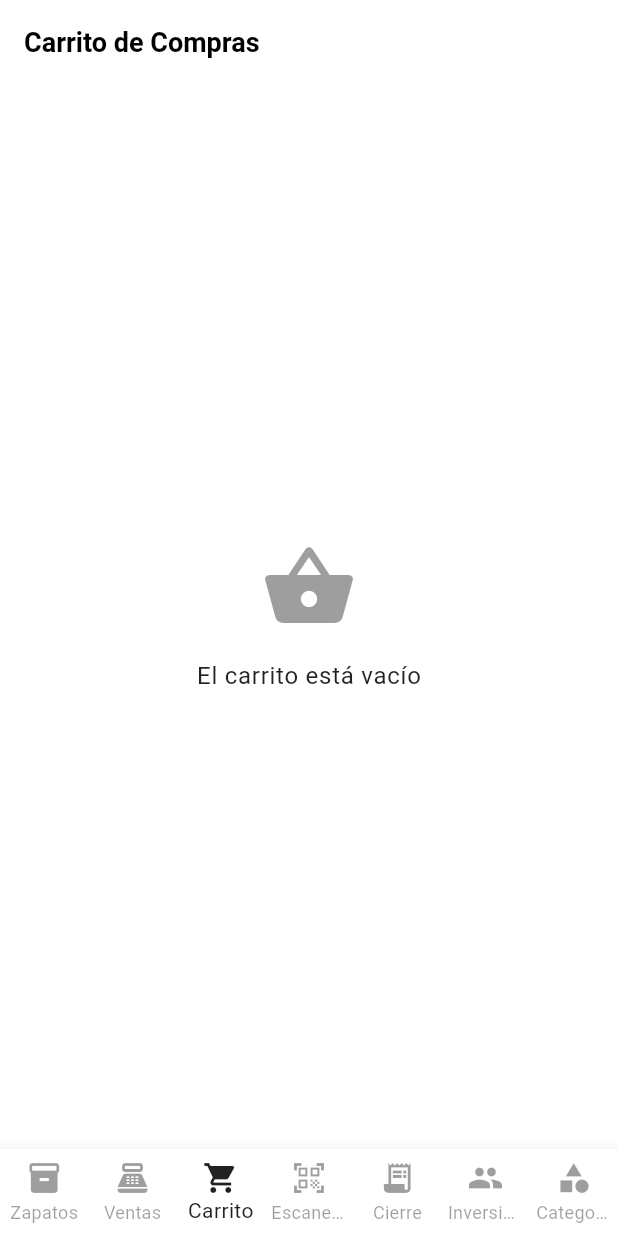
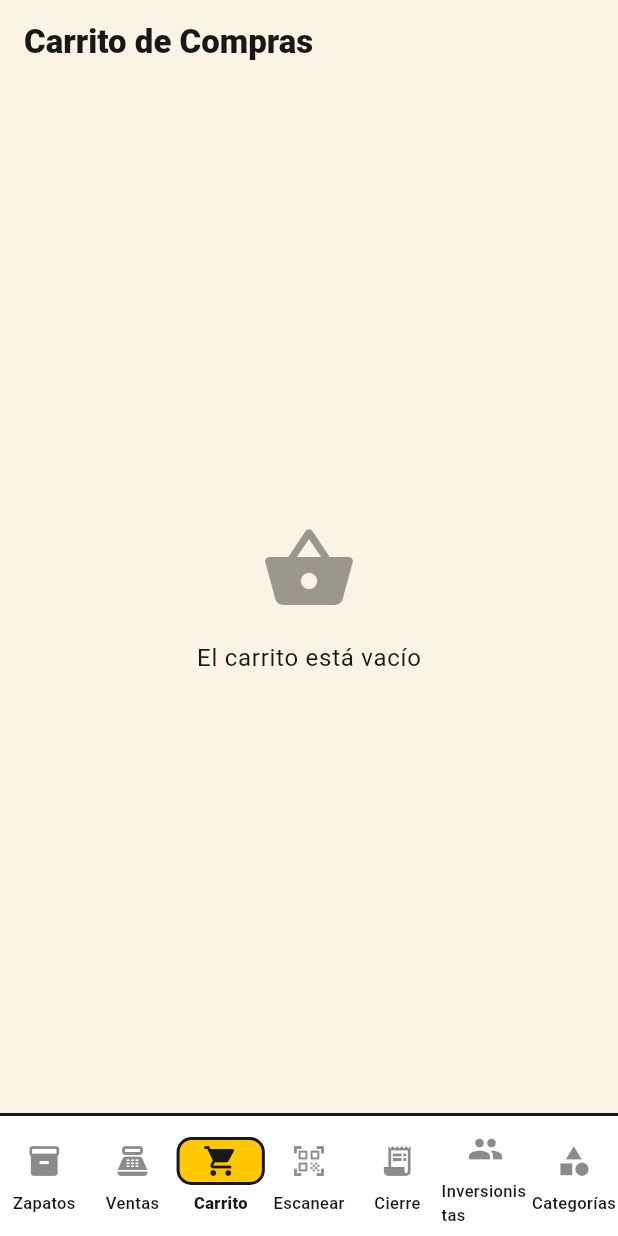
Before and after one commit to Mario-S-M/zapateria-sistema, a Flutter app: the screen it shows after launch, item 3 of the bottom bar chosen, on a phone screen of 412 x 824 dp. Run offline on Flutter 3.47's test engine with Material 3 defaults, Android fonts, the phone set to English and light mode, and no system bars; our stand-ins replace barcode_widget, cached_network_image, dio, flutter_bluetooth_serial, image_picker, permission_handler and 1 more; missing offline and left inert: barcode_scan2, dart:js_interop; network calls fail.

Commit message:
feat(design): rediseño neobrutalista bold/juguetón en toda la app
Reemplaza la dirección "El Cuaderno de Ventas" (sobria, Material
estándar) por una dirección más bold y divertida, a pedido explícito
del negocio con referencia visual concreta: bordes negros gruesos,
sombra dura (offset sin blur), fondo cálido, un solo acento amarillo
saturado, tipografía con pesos elevados.

- lib/components/neo_style.dart: tokens y widgets compartidos
  (NeoCard, NeoIconButton, NeoTheme) — claro y oscuro.
- theme_provider.dart: theme global reescrito (colores, tipografía,
  botones, inputs, chips, FAB) para ambos modos.
- zapatos_screen.dart: tarjetas migradas al tratamiento completo
  (NeoCard, sombra dura).
- main_shell.dart: nav bar/rail ahora usan el theme (antes tenían
  azul hardcodeado, ignorando cualquier cambio de tema) + indicador
  bordeado tipo NeoIconButton.
- ventas_screen.dart: fix de overflow real en _MobileTitle (chip de
  tipo de precio + fecha), envuelto en Flexible.
- inventario_screen.dart: quita shape/elevation local redundante
  para heredar el theme global.
- .gitignore: excluye android/local.properties (ruta de SDK local,
  no debe compartirse) — estaba trackeado por error.

Verificado en emulador Android: Zapatos, Ventas, Carrito, Cierre,
Inversionistas, Categorías, nav bar y nav rail.

Co-Authored-By: Claude Sonnet 5 <noreply@anthropic.com>

```diff
--- /dev/null
+++ b/zapateria_flutter/lib/components/neo_style.dart
@@ -0,0 +1,120 @@
+// Neobrutalist / playful direction — shared tokens and widgets.
+// Bold black outlines, hard offset shadows (no blur), warm paper background,
+// single bold yellow accent. See DESIGN.md for the full rationale.
+import 'package:flutter/material.dart';
+
+class NeoColors {
+  static const Color inkLight = Color(0xFF181818);
+  static const Color inkDark = Color(0xFFF5F0E6);
+  static const Color paperLight = Color(0xFFFFFFFF);
+  static const Color paperDark = Color(0xFF232323);
+  static const Color bgLight = Color(0xFFFBF3E4);
+  static const Color bgDark = Color(0xFF121212);
+  static const Color accent = Color(0xFFFFC800);
+}
+
+/// Ink/paper/shadow colors resolved for the current brightness.
+class NeoTheme {
+  final Color ink;
+  final Color paper;
+  final Color bg;
+  final Color shadow;
+  const NeoTheme({required this.ink, required this.paper, required this.bg, required this.shadow});
+
+  factory NeoTheme.of(BuildContext context) {
+    final dark = Theme.of(context).brightness == Brightness.dark;
+    return NeoTheme(
+      ink: dark ? NeoColors.inkDark : NeoColors.inkLight,
+      paper: dark ? NeoColors.paperDark : NeoColors.paperLight,
+      bg: dark ? NeoColors.bgDark : NeoColors.bgLight,
+      // Hard shadows read against the page background, not the card — a pure
+      // black shadow disappears on a near-black page, so dark mode uses a
+      // lighter charcoal that still contrasts against bgDark.
+      shadow: dark ? const Color(0xFF000000) : NeoColors.inkLight,
+    );
+  }
+}
+
+BoxDecoration neoCardDecoration(BuildContext context, {double radius = 20, Color? color}) {
+  final t = NeoTheme.of(context);
+  return BoxDecoration(
+    color: color ?? t.paper,
+    borderRadius: BorderRadius.circular(radius),
+    border: Border.all(color: t.ink, width: 2),
+    boxShadow: [BoxShadow(color: t.shadow, offset: const Offset(4, 4), blurRadius: 0)],
+  );
+}
+
+/// A flat, hard-shadowed "sticker" card — the signature container of the
+/// neobrutalist direction. Use instead of Material [Card] wherever a card
+/// should carry the full treatment (border + offset shadow).
+class NeoCard extends StatelessWidget {
+  final Widget child;
+  final EdgeInsetsGeometry margin;
+  final EdgeInsetsGeometry padding;
+  final double radius;
+  final Color? color;
+  final Clip clipBehavior;
+
+  const NeoCard({
+    super.key,
+    required this.child,
+    this.margin = EdgeInsets.zero,
+    this.padding = const EdgeInsets.all(12),
+    this.radius = 20,
+    this.color,
+    this.clipBehavior = Clip.none,
+  });
+
+  @override
+  Widget build(BuildContext context) {
+    return Container(
+      margin: margin,
+      clipBehavior: clipBehavior,
+      decoration: neoCardDecoration(context, radius: radius, color: color),
+      child: clipBehavior == Clip.none ? Padding(padding: padding, child: child) : child,
+    );
+  }
+}
+
+/// A small square icon button with a bold border — used in card action rows
+/// instead of a bare [IconButton].
+class NeoIconButton extends StatelessWidget {
+  final IconData icon;
+  final VoidCallback? onTap;
+  final Color? iconColor;
+  final String? tooltip;
+  final double size;
+
+  const NeoIconButton({
+    super.key,
+    required this.icon,
+    this.onTap,
+    this.iconColor,
+    this.tooltip,
+    this.size = 40,
+  });
+
+  @override
+  Widget build(BuildContext context) {
+    final t = NeoTheme.of(context);
+    final button = Container(
+      width: size,
+      height: size,
+      decoration: BoxDecoration(
+        color: t.paper,
+        borderRadius: BorderRadius.circular(10),
+        border: Border.all(color: t.ink, width: 2),
+      ),
+      child: Material(
+        color: Colors.transparent,
+        child: InkWell(
+          borderRadius: BorderRadius.circular(10),
+          onTap: onTap,
+          child: Icon(icon, size: size * 0.5, color: iconColor ?? t.ink),
+        ),
+      ),
+    );
+    return tooltip == null ? button : Tooltip(message: tooltip!, child: button);
+  }
+}
--- a/zapateria_flutter/lib/navigation/main_shell.dart
+++ b/zapateria_flutter/lib/navigation/main_shell.dart
@@ -1,5 +1,6 @@
 import 'package:flutter/foundation.dart' show kIsWeb;
 import 'package:flutter/material.dart';
+import 'package:zapateria_flutter/components/neo_style.dart';
 import 'package:zapateria_flutter/screens/zapatos_screen.dart';
 import 'package:zapateria_flutter/screens/ventas_screen.dart';
 import 'package:zapateria_flutter/screens/cart_screen.dart';
@@ -50,22 +51,37 @@ class _MainShellState extends State<MainShell> {
 
   @override
   Widget build(BuildContext context) {
+    final t = NeoTheme.of(context);
+    final indicatorShape = RoundedRectangleBorder(
+      borderRadius: BorderRadius.circular(10),
+      side: BorderSide(color: t.ink, width: 2),
+    );
+
     if (kIsWeb) {
       return Scaffold(
         body: Row(
           children: [
-            NavigationRail(
+            Container(
+              decoration: BoxDecoration(
+                color: t.bg,
+                border: Border(right: BorderSide(color: t.ink, width: 2)),
+              ),
+              child: NavigationRail(
                 selectedIndex: _currentIndex,
                 onDestinationSelected: (i) => setState(() => _currentIndex = i),
                 extended: true,
-              minExtendedWidth: 180,
-              indicatorColor: Colors.blue.shade100,
-              selectedIconTheme: const IconThemeData(color: Colors.blue),
-              selectedLabelTextStyle: const TextStyle(
-                color: Colors.blue,
-                fontWeight: FontWeight.w600,
+                minExtendedWidth: 200,
+                backgroundColor: Colors.transparent,
+                indicatorColor: NeoColors.accent,
+                indicatorShape: indicatorShape,
+                selectedIconTheme: IconThemeData(color: t.ink),
+                unselectedIconTheme: IconThemeData(color: t.ink.withOpacity(0.4)),
+                selectedLabelTextStyle: TextStyle(
+                  color: t.ink,
+                  fontWeight: FontWeight.w800,
                   fontSize: 14,
                 ),
+                unselectedLabelTextStyle: TextStyle(color: t.ink.withOpacity(0.6), fontSize: 14),
                 destinations: List.generate(
                   _icons.length,
                   (i) => NavigationRailDestination(
@@ -74,7 +90,7 @@ class _MainShellState extends State<MainShell> {
                   ),
                 ),
               ),
-            const VerticalDivider(thickness: 1, width: 1),
+            ),
             Expanded(
               child: IndexedStack(
                 index: _currentIndex,
@@ -91,15 +107,35 @@ class _MainShellState extends State<MainShell> {
         index: _currentIndex,
         children: _pages,
       ),
-      bottomNavigationBar: BottomNavigationBar(
-        currentIndex: _currentIndex,
-        onTap: (index) => setState(() => _currentIndex = index),
-        type: BottomNavigationBarType.fixed,
-        selectedItemColor: Theme.of(context).colorScheme.primary,
-        unselectedItemColor: Theme.of(context).disabledColor,
-        items: List.generate(
+      bottomNavigationBar: Container(
+        decoration: BoxDecoration(
+          color: t.paper,
+          border: Border(top: BorderSide(color: t.ink, width: 2)),
+        ),
+        child: SafeArea(
+          child: NavigationBar(
+            selectedIndex: _currentIndex,
+            onDestinationSelected: (i) => setState(() => _currentIndex = i),
+            backgroundColor: Colors.transparent,
+            elevation: 0,
+            indicatorColor: NeoColors.accent,
+            indicatorShape: indicatorShape,
+            labelTextStyle: WidgetStateProperty.resolveWith(
+              (states) => TextStyle(
+                fontSize: 11,
+                fontWeight: states.contains(WidgetState.selected) ? FontWeight.w800 : FontWeight.w500,
+                color: t.ink,
+              ),
+            ),
+            destinations: List.generate(
               _icons.length,
-          (i) => BottomNavigationBarItem(icon: Icon(_icons[i]), label: _labels[i]),
+              (i) => NavigationDestination(
+                icon: Icon(_icons[i], color: t.ink.withOpacity(0.5)),
+                selectedIcon: Icon(_icons[i], color: t.ink),
+                label: _labels[i],
+              ),
+            ),
+          ),
         ),
       ),
     );
--- a/zapateria_flutter/lib/providers/theme_provider.dart
+++ b/zapateria_flutter/lib/providers/theme_provider.dart
@@ -1,4 +1,5 @@
 import 'package:flutter/material.dart';
+import 'package:zapateria_flutter/components/neo_style.dart';
 
 class ThemeProvider with ChangeNotifier {
   bool _isDark = false;
@@ -12,97 +13,217 @@ class ThemeProvider with ChangeNotifier {
 
   ThemeData get theme => _isDark ? _darkTheme : _lightTheme;
 
+  // Neobrutalist / playful direction — see DESIGN.md. Bold black outlines,
+  // flat cards (no soft shadow; NeoCard adds the hard offset shadow where
+  // used directly), one accent color (NeoColors.accent) across both themes.
+
   static final _lightTheme = ThemeData(
     brightness: Brightness.light,
     colorScheme: ColorScheme.light(
-      primary: Colors.black87,
-      secondary: Colors.blue,
-      surface: Colors.white,
-      background: Colors.grey[100]!,
-      primaryContainer: Colors.blue.shade50,
-      onPrimaryContainer: Colors.blue.shade800,
-      secondaryContainer: Colors.blue.shade50,
-      onSecondaryContainer: Colors.blue.shade800,
+      primary: NeoColors.inkLight,
+      onPrimary: NeoColors.paperLight,
+      secondary: NeoColors.accent,
+      onSecondary: NeoColors.inkLight,
+      surface: NeoColors.paperLight,
+      primaryContainer: NeoColors.accent.withOpacity(0.35),
+      onPrimaryContainer: NeoColors.inkLight,
+      secondaryContainer: NeoColors.accent.withOpacity(0.35),
+      onSecondaryContainer: NeoColors.inkLight,
+      outline: NeoColors.inkLight,
     ),
-    hoverColor: Colors.grey.withOpacity(0.07),
-    scaffoldBackgroundColor: Colors.white,
+    dividerColor: NeoColors.inkLight.withOpacity(0.12),
+    hoverColor: NeoColors.inkLight.withOpacity(0.07),
+    scaffoldBackgroundColor: NeoColors.bgLight,
+    appBarTheme: const AppBarTheme(
+      backgroundColor: NeoColors.bgLight,
+      foregroundColor: NeoColors.inkLight,
+      elevation: 0,
+      titleTextStyle: TextStyle(fontSize: 22, fontWeight: FontWeight.w900, color: NeoColors.inkLight),
+    ),
     navigationRailTheme: NavigationRailThemeData(
-      indicatorColor: Colors.blue.shade100,
+      backgroundColor: NeoColors.bgLight,
+      indicatorColor: NeoColors.accent,
+      selectedIconTheme: const IconThemeData(color: NeoColors.inkLight),
+      selectedLabelTextStyle: const TextStyle(color: NeoColors.inkLight, fontWeight: FontWeight.w800),
+    ),
+    bottomNavigationBarTheme: BottomNavigationBarThemeData(
+      backgroundColor: NeoColors.paperLight,
+      selectedItemColor: NeoColors.inkLight,
+      unselectedItemColor: NeoColors.inkLight.withOpacity(0.4),
+      selectedLabelStyle: const TextStyle(fontWeight: FontWeight.w800),
     ),
     cardTheme: CardThemeData(
-      elevation: 1,
-      shape: RoundedRectangleBorder(borderRadius: BorderRadius.circular(12)),
-      color: Colors.white,
+      elevation: 0,
+      color: NeoColors.paperLight,
+      shape: RoundedRectangleBorder(
+        borderRadius: BorderRadius.circular(16),
+        side: const BorderSide(color: NeoColors.inkLight, width: 2),
+      ),
     ),
     inputDecorationTheme: InputDecorationTheme(
       filled: true,
-      fillColor: Colors.grey[100],
-      border: OutlineInputBorder(borderRadius: BorderRadius.circular(8), borderSide: BorderSide(color: Colors.grey[300]!)),
-      enabledBorder: OutlineInputBorder(borderRadius: BorderRadius.circular(8), borderSide: BorderSide(color: Colors.grey[300]!)),
-      focusedBorder: OutlineInputBorder(borderRadius: BorderRadius.circular(8), borderSide: const BorderSide(color: Colors.blue, width: 2)),
+      fillColor: NeoColors.paperLight,
+      border: OutlineInputBorder(borderRadius: BorderRadius.circular(14), borderSide: const BorderSide(color: NeoColors.inkLight, width: 2)),
+      enabledBorder: OutlineInputBorder(borderRadius: BorderRadius.circular(14), borderSide: const BorderSide(color: NeoColors.inkLight, width: 2)),
+      focusedBorder: OutlineInputBorder(borderRadius: BorderRadius.circular(14), borderSide: const BorderSide(color: NeoColors.accent, width: 3)),
     ),
     elevatedButtonTheme: ElevatedButtonThemeData(
       style: ElevatedButton.styleFrom(
-        backgroundColor: Colors.black87,
-        foregroundColor: Colors.white,
-        shape: RoundedRectangleBorder(borderRadius: BorderRadius.circular(8)),
+        backgroundColor: NeoColors.accent,
+        foregroundColor: NeoColors.inkLight,
+        textStyle: const TextStyle(fontWeight: FontWeight.w800),
+        shape: RoundedRectangleBorder(
+          borderRadius: BorderRadius.circular(12),
+          side: const BorderSide(color: NeoColors.inkLight, width: 2),
+        ),
       ),
     ),
+    filledButtonTheme: FilledButtonThemeData(
+      style: FilledButton.styleFrom(
+        backgroundColor: NeoColors.accent,
+        foregroundColor: NeoColors.inkLight,
+        textStyle: const TextStyle(fontWeight: FontWeight.w800),
+        shape: RoundedRectangleBorder(
+          borderRadius: BorderRadius.circular(12),
+          side: const BorderSide(color: NeoColors.inkLight, width: 2),
+        ),
+      ),
+    ),
+    outlinedButtonTheme: OutlinedButtonThemeData(
+      style: OutlinedButton.styleFrom(
+        foregroundColor: NeoColors.inkLight,
+        side: const BorderSide(color: NeoColors.inkLight, width: 2),
+        shape: RoundedRectangleBorder(borderRadius: BorderRadius.circular(12)),
+      ),
+    ),
+    floatingActionButtonTheme: FloatingActionButtonThemeData(
+      backgroundColor: NeoColors.accent,
+      foregroundColor: NeoColors.inkLight,
+      shape: RoundedRectangleBorder(
+        borderRadius: BorderRadius.circular(16),
+        side: const BorderSide(color: NeoColors.inkLight, width: 2),
+      ),
+    ),
+    chipTheme: ChipThemeData(
+      backgroundColor: NeoColors.paperLight,
+      selectedColor: NeoColors.accent,
+      side: const BorderSide(color: NeoColors.inkLight, width: 1.5),
+      shape: RoundedRectangleBorder(borderRadius: BorderRadius.circular(20)),
+      labelStyle: const TextStyle(fontWeight: FontWeight.w700, color: NeoColors.inkLight),
+    ),
     textTheme: const TextTheme(
-      headlineLarge: TextStyle(fontSize: 28, fontWeight: FontWeight.bold, color: Colors.black87),
-      headlineMedium: TextStyle(fontSize: 24, fontWeight: FontWeight.w600, color: Colors.black87),
-      headlineSmall: TextStyle(fontSize: 20, fontWeight: FontWeight.w600, color: Colors.black87),
-      titleLarge: TextStyle(fontSize: 18, fontWeight: FontWeight.w600, color: Colors.black87),
-      bodyLarge: TextStyle(fontSize: 16, color: Colors.black87),
-      bodyMedium: TextStyle(fontSize: 14, color: Colors.black54),
-      bodySmall: TextStyle(fontSize: 12, color: Colors.black38),
+      headlineLarge: TextStyle(fontSize: 28, fontWeight: FontWeight.w900, color: NeoColors.inkLight),
+      headlineMedium: TextStyle(fontSize: 24, fontWeight: FontWeight.w800, color: NeoColors.inkLight),
+      headlineSmall: TextStyle(fontSize: 20, fontWeight: FontWeight.w800, color: NeoColors.inkLight),
+      titleLarge: TextStyle(fontSize: 18, fontWeight: FontWeight.w800, color: NeoColors.inkLight),
+      bodyLarge: TextStyle(fontSize: 16, color: NeoColors.inkLight),
+      bodyMedium: TextStyle(fontSize: 14, color: Color(0xFF4A4A4A)),
+      bodySmall: TextStyle(fontSize: 12, color: Color(0xFF767676)),
     ),
   );
 
   static final _darkTheme = ThemeData(
     brightness: Brightness.dark,
     colorScheme: ColorScheme.dark(
-      primary: Colors.white,
-      secondary: Colors.blue,
-      surface: Colors.grey[900]!,
-      background: Colors.black,
-      primaryContainer: Colors.blue.shade900,
-      onPrimaryContainer: Colors.blue.shade100,
-      secondaryContainer: Colors.blue.shade800,
-      onSecondaryContainer: Colors.blue.shade100,
+      primary: NeoColors.inkDark,
+      onPrimary: NeoColors.inkLight,
+      secondary: NeoColors.accent,
+      onSecondary: NeoColors.inkLight,
+      surface: NeoColors.paperDark,
+      primaryContainer: NeoColors.accent.withOpacity(0.25),
+      onPrimaryContainer: NeoColors.inkDark,
+      secondaryContainer: NeoColors.accent.withOpacity(0.25),
+      onSecondaryContainer: NeoColors.inkDark,
+      outline: NeoColors.inkDark,
     ),
-    hoverColor: Colors.white.withOpacity(0.06),
+    dividerColor: NeoColors.inkDark.withOpacity(0.15),
+    hoverColor: NeoColors.inkDark.withOpacity(0.08),
+    scaffoldBackgroundColor: NeoColors.bgDark,
+    appBarTheme: const AppBarTheme(
+      backgroundColor: NeoColors.bgDark,
+      foregroundColor: NeoColors.inkDark,
+      elevation: 0,
+      titleTextStyle: TextStyle(fontSize: 22, fontWeight: FontWeight.w900, color: NeoColors.inkDark),
+    ),
     navigationRailTheme: NavigationRailThemeData(
-      indicatorColor: Colors.blue.shade800,
+      backgroundColor: NeoColors.bgDark,
+      indicatorColor: NeoColors.accent,
+      selectedIconTheme: const IconThemeData(color: NeoColors.inkLight),
+      selectedLabelTextStyle: const TextStyle(color: NeoColors.inkDark, fontWeight: FontWeight.w800),
     ),
-    scaffoldBackgroundColor: Colors.black,
+    bottomNavigationBarTheme: BottomNavigationBarThemeData(
+      backgroundColor: NeoColors.paperDark,
+      selectedItemColor: NeoColors.inkDark,
+      unselectedItemColor: NeoColors.inkDark.withOpacity(0.4),
+      selectedLabelStyle: const TextStyle(fontWeight: FontWeight.w800),
+    ),
     cardTheme: CardThemeData(
-      elevation: 1,
-      shape: RoundedRectangleBorder(borderRadius: BorderRadius.circular(12)),
-      color: Colors.grey[900],
+      elevation: 0,
+      color: NeoColors.paperDark,
+      shape: RoundedRectangleBorder(
+        borderRadius: BorderRadius.circular(16),
+        side: const BorderSide(color: NeoColors.inkDark, width: 2),
+      ),
     ),
     inputDecorationTheme: InputDecorationTheme(
       filled: true,
-      fillColor: Colors.grey[850],
-      border: OutlineInputBorder(borderRadius: BorderRadius.circular(8), borderSide: BorderSide(color: Colors.grey[700]!)),
-      enabledBorder: OutlineInputBorder(borderRadius: BorderRadius.circular(8), borderSide: BorderSide(color: Colors.grey[700]!)),
-      focusedBorder: OutlineInputBorder(borderRadius: BorderRadius.circular(8), borderSide: const BorderSide(color: Colors.blue, width: 2)),
+      fillColor: NeoColors.paperDark,
+      border: OutlineInputBorder(borderRadius: BorderRadius.circular(14), borderSide: const BorderSide(color: NeoColors.inkDark, width: 2)),
+      enabledBorder: OutlineInputBorder(borderRadius: BorderRadius.circular(14), borderSide: const BorderSide(color: NeoColors.inkDark, width: 2)),
+      focusedBorder: OutlineInputBorder(borderRadius: BorderRadius.circular(14), borderSide: const BorderSide(color: NeoColors.accent, width: 3)),
     ),
     elevatedButtonTheme: ElevatedButtonThemeData(
       style: ElevatedButton.styleFrom(
-        backgroundColor: Colors.white,
-        foregroundColor: Colors.black,
-        shape: RoundedRectangleBorder(borderRadius: BorderRadius.circular(8)),
+        backgroundColor: NeoColors.accent,
+        foregroundColor: NeoColors.inkLight,
+        textStyle: const TextStyle(fontWeight: FontWeight.w800),
+        shape: RoundedRectangleBorder(
+          borderRadius: BorderRadius.circular(12),
+          side: const BorderSide(color: NeoColors.inkDark, width: 2),
+        ),
       ),
     ),
+    filledButtonTheme: FilledButtonThemeData(
+      style: FilledButton.styleFrom(
+        backgroundColor: NeoColors.accent,
+        foregroundColor: NeoColors.inkLight,
+        textStyle: const TextStyle(fontWeight: FontWeight.w800),
+        shape: RoundedRectangleBorder(
+          borderRadius: BorderRadius.circular(12),
+          side: const BorderSide(color: NeoColors.inkDark, width: 2),
+        ),
+      ),
+    ),
+    outlinedButtonTheme: OutlinedButtonThemeData(
+      style: OutlinedButton.styleFrom(
+        foregroundColor: NeoColors.inkDark,
+        side: const BorderSide(color: NeoColors.inkDark, width: 2),
+        shape: RoundedRectangleBorder(borderRadius: BorderRadius.circular(12)),
+      ),
+    ),
+    floatingActionButtonTheme: FloatingActionButtonThemeData(
+      backgroundColor: NeoColors.accent,
+      foregroundColor: NeoColors.inkLight,
+      shape: RoundedRectangleBorder(
+        borderRadius: BorderRadius.circular(16),
+        side: const BorderSide(color: NeoColors.inkDark, width: 2),
+      ),
+    ),
+    chipTheme: ChipThemeData(
+      backgroundColor: NeoColors.paperDark,
+      selectedColor: NeoColors.accent,
+      side: const BorderSide(color: NeoColors.inkDark, width: 1.5),
+      shape: RoundedRectangleBorder(borderRadius: BorderRadius.circular(20)),
+      labelStyle: const TextStyle(fontWeight: FontWeight.w700, color: NeoColors.inkDark),
+    ),
     textTheme: const TextTheme(
-      headlineLarge: TextStyle(fontSize: 28, fontWeight: FontWeight.bold, color: Colors.white),
-      headlineMedium: TextStyle(fontSize: 24, fontWeight: FontWeight.w600, color: Colors.white),
-      headlineSmall: TextStyle(fontSize: 20, fontWeight: FontWeight.w600, color: Colors.white),
-      titleLarge: TextStyle(fontSize: 18, fontWeight: FontWeight.w600, color: Colors.white),
-      bodyLarge: TextStyle(fontSize: 16, color: Colors.white),
-      bodyMedium: TextStyle(fontSize: 14, color: Colors.white70),
-      bodySmall: TextStyle(fontSize: 12, color: Colors.white54),
+      headlineLarge: TextStyle(fontSize: 28, fontWeight: FontWeight.w900, color: NeoColors.inkDark),
+      headlineMedium: TextStyle(fontSize: 24, fontWeight: FontWeight.w800, color: NeoColors.inkDark),
+      headlineSmall: TextStyle(fontSize: 20, fontWeight: FontWeight.w800, color: NeoColors.inkDark),
+      titleLarge: TextStyle(fontSize: 18, fontWeight: FontWeight.w800, color: NeoColors.inkDark),
+      bodyLarge: TextStyle(fontSize: 16, color: NeoColors.inkDark),
+      bodyMedium: TextStyle(fontSize: 14, color: Color(0xFFBFBFBF)),
+      bodySmall: TextStyle(fontSize: 12, color: Color(0xFF8C8C8C)),
     ),
   );
 }
--- a/zapateria_flutter/lib/screens/inventario_screen.dart
+++ b/zapateria_flutter/lib/screens/inventario_screen.dart
@@ -605,7 +605,6 @@ class _MobileColorAccordionState extends State<_MobileColorAccordion> {
     final theme = Theme.of(context);
     return Card(
       margin: EdgeInsets.zero,
-      shape: RoundedRectangleBorder(borderRadius: BorderRadius.circular(10)),
       clipBehavior: Clip.antiAlias,
       child: ExpansionTile(
         leading: widget.row.colorWidget,
```
Also changed, not shown: zapateria_flutter/lib/screens/ventas_screen.dart (+7 -3 lines), zapateria_flutter/lib/screens/zapatos_screen.dart (+26 -35 lines), 3 other files. Lines whose indentation alone changed are shown as unchanged.
